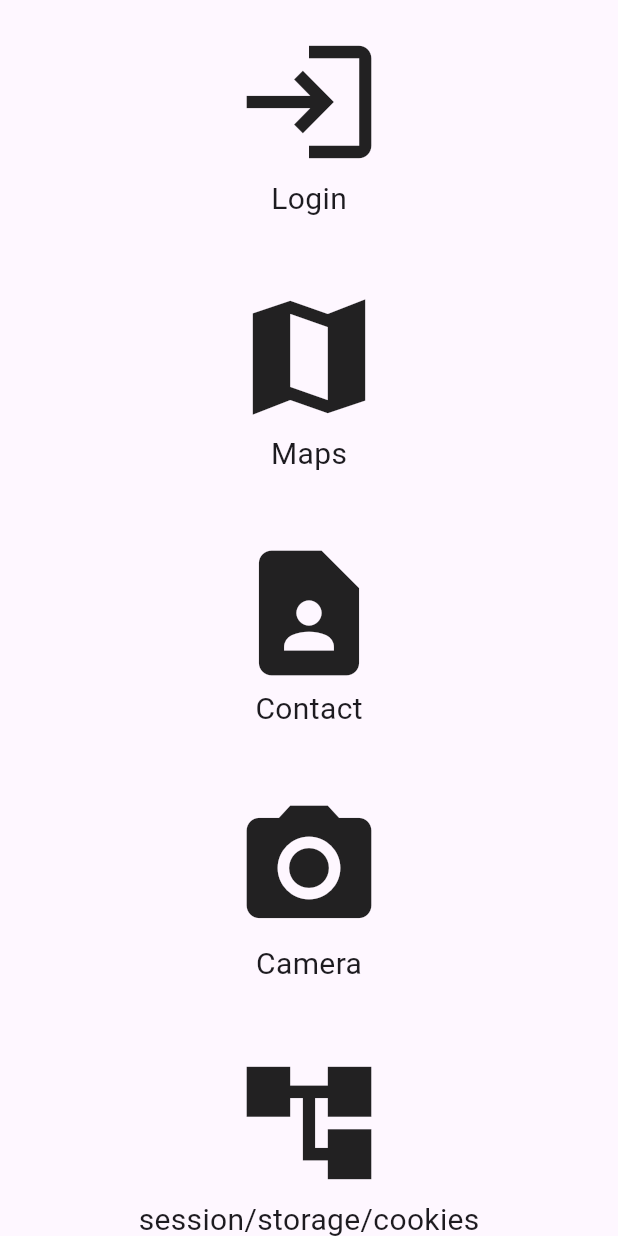
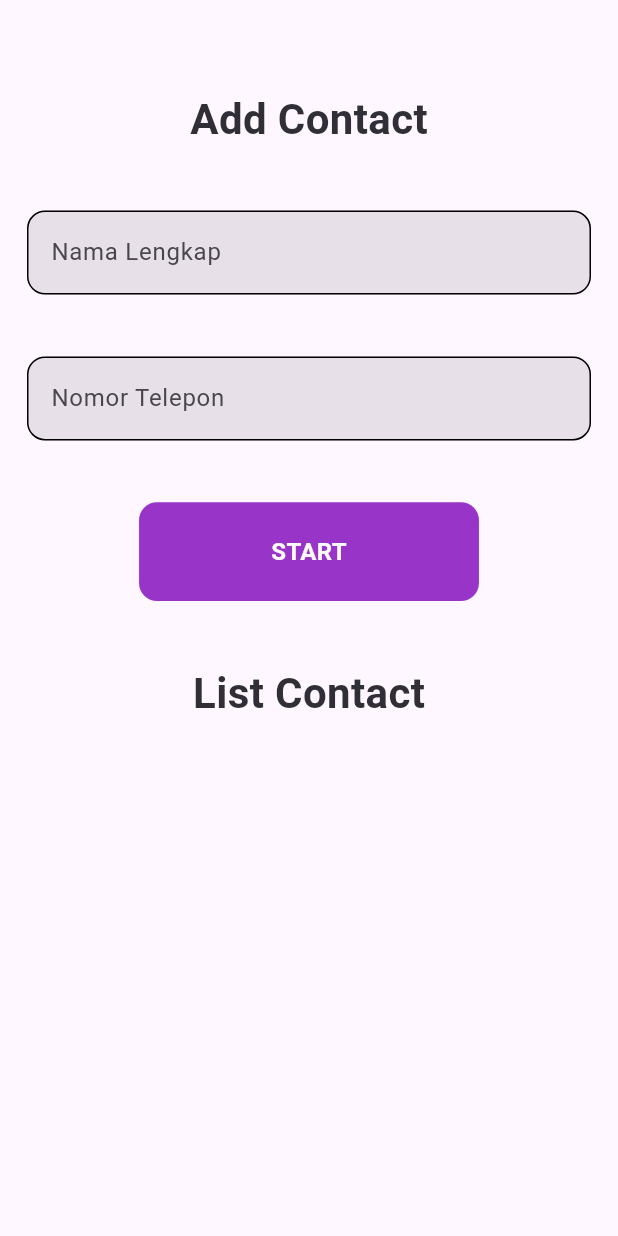
Before and after one commit to pandroe/test_2_pt_bionic, a Flutter app: the screen it shows after launch, on a phone screen of 412 x 824 dp. Run offline on Flutter 3.47's test engine with Material 3 defaults, Android fonts, the phone set to English and light mode, and no system bars; our stand-ins replace line_icons.

Commit message:
create feature add contact

```diff
--- a/lib/main.dart
+++ b/lib/main.dart
@@ -1,5 +1,5 @@
 import 'package:flutter/material.dart';
-import 'package:test_dua_pt_bionic/home_screen/views/home_screen.dart';
+import 'package:test_dua_pt_bionic/views/contact_screen/views/add_contact_screen.dart';
 
 void main() {
   runApp(const MyApp());
@@ -18,7 +18,7 @@
         colorScheme: ColorScheme.fromSeed(seedColor: Colors.deepPurple),
         useMaterial3: true,
       ),
-      home: HomeScreen(),
+      home: AddContactScreen(),
     );
   }
 }
--- /dev/null
+++ b/lib/views/contact_screen/views/add_contact_screen.dart
@@ -0,0 +1,129 @@
+import 'package:flutter/material.dart';
+import 'package:test_dua_pt_bionic/utils/constant.dart';
+import 'package:test_dua_pt_bionic/widgets/custom_field_form_widgets.dart';
+
+class Contact {
+  String fullName;
+  String phoneNumber;
+
+  Contact({required this.fullName, required this.phoneNumber});
+}
+
+class AddContactScreen extends StatefulWidget {
+  const AddContactScreen({Key? key}) : super(key: key);
+
+  @override
+  State<AddContactScreen> createState() => _AddContactScreenState();
+}
+
+class _AddContactScreenState extends State<AddContactScreen> {
+  GlobalKey<FormState> _formKey = GlobalKey<FormState>();
+  TextEditingController? _fullName = TextEditingController();
+  TextEditingController? _numberPhone = TextEditingController();
+
+  List<Contact> contacts = [];
+
+  @override
+  Widget build(BuildContext context) {
+    Constant constant = Constant(context);
+
+    void _submitForm() {
+      if (_formKey.currentState!.validate()) {
+        Contact newContact = Contact(
+          fullName: _fullName!.text,
+          phoneNumber: _numberPhone!.text,
+        );
+
+        setState(() {
+          contacts.add(newContact);
+          _fullName!.clear();
+          _numberPhone!.clear();
+        });
+      }
+    }
+
+    return Scaffold(
+      body: Padding(
+        padding: const EdgeInsets.all(18.0),
+        child: Form(
+          key: _formKey,
+          child: Column(
+            children: [
+              SizedBox(
+                height: constant.size.height * 0.050,
+              ),
+              Text(
+                'Add Contact',
+                style: TextStyle(
+                  fontSize: Constant.fontExtraBig,
+                  fontWeight: FontWeight.bold,
+                  color: Color(Constant.blackColorLight),
+                ),
+              ),
+              SizedBox(
+                height: constant.size.height * 0.050,
+              ),
+              CustomTextFormFieldWidgets(
+                hintText: 'Nama Lengkap',
+                controller: _fullName,
+              ),
+              SizedBox(
+                height: constant.size.height * 0.050,
+              ),
+              CustomTextFormFieldWidgets(
+                hintText: 'Nomor Telepon',
+                controller: _numberPhone,
+              ),
+              SizedBox(
+                height: constant.size.height * 0.050,
+              ),
+              Container(
+                decoration: BoxDecoration(
+                  color: Color(Constant.purpleColorLight),
+                  borderRadius: BorderRadius.circular(12.0),
+                ),
+                height: constant.size.height * 0.080,
+                width: constant.size.width * 0.550,
+                child: GestureDetector(
+                  onTap: _submitForm,
+                  child: Center(
+                    child: Text(
+                      'Start'.toUpperCase(),
+                      style: TextStyle(
+                        fontSize: Constant.fontSemiRegular,
+                        fontWeight: FontWeight.bold,
+                        color: Color(Constant.whiteColorBase),
+                      ),
+                    ),
+                  ),
+                ),
+              ),
+              SizedBox(
+                height: constant.size.height * 0.050,
+              ),
+              Text(
+                'List Contact',
+                style: TextStyle(
+                  fontSize: Constant.fontExtraBig,
+                  fontWeight: FontWeight.bold,
+                  color: Color(Constant.blackColorLight),
+                ),
+              ),
+              Expanded(
+                child: ListView.builder(
+                  itemCount: contacts.length,
+                  itemBuilder: (context, index) {
+                    return ListTile(
+                      title: Text(contacts[index].fullName),
+                      subtitle: Text(contacts[index].phoneNumber),
+                    );
+                  },
+                ),
+              ),
+            ],
+          ),
+        ),
+      ),
+    );
+  }
+}
--- /dev/null
+++ b/lib/views/contact_screen/views/detail_contact_screen.dart
@@ -0,0 +1,15 @@
+import 'package:flutter/material.dart';
+
+class DetailContactScreen extends StatefulWidget {
+  const DetailContactScreen({super.key});
+
+  @override
+  State<DetailContactScreen> createState() => _DetailContactScreenState();
+}
+
+class _DetailContactScreenState extends State<DetailContactScreen> {
+  @override
+  Widget build(BuildContext context) {
+    return Scaffold();
+  }
+}
--- /dev/null
+++ b/lib/widgets/custom_field_form_widgets.dart
@@ -0,0 +1,55 @@
+import 'package:flutter/material.dart';
+import 'package:line_icons/line_icons.dart';
+
+class CustomTextFormFieldWidgets extends StatelessWidget {
+  final String hintText;
+  final bool isPassword;
+  final bool isPasswordHide;
+  final VoidCallback? onTap;
+  final TextEditingController? controller;
+  final String? Function(String?)? validator;
+
+  const CustomTextFormFieldWidgets({
+    required this.hintText,
+    this.isPassword = false,
+    this.isPasswordHide = true,
+    this.onTap,
+    this.validator,
+    this.controller,
+  });
+
+  @override
+  Widget build(BuildContext context) {
+    final inputDecoration = InputDecoration(
+      suffixIcon: isPassword
+          ? GestureDetector(
+              child: Icon(
+                isPasswordHide ? LineIcons.eyeSlash : LineIcons.eye,
+                // color: Color(Constant.grayColorNetralDark),
+              ),
+              onTap: onTap,
+            )
+          : null,
+      hintText: hintText,
+      // hintStyle: TextStyle(color: Color(Constant.grayColorNetralDark)),
+      // fillColor: Color(Constant.blackColorTextFormField),
+      filled: true,
+      enabledBorder: OutlineInputBorder(
+        borderRadius: BorderRadius.circular(12.0),
+        // borderSide: BorderSide(color: Color(Constant.blackColorborderSide)),
+      ),
+      focusedBorder: OutlineInputBorder(
+        borderRadius: BorderRadius.circular(12.0),
+        // borderSide: BorderSide(color: Color(Constant.blackColorborderSide)),
+      ),
+    );
+
+    return TextFormField(
+      validator: validator,
+      controller: controller,
+      obscureText: isPassword && isPasswordHide,
+      decoration: inputDecoration,
+      // style: const TextStyle(color: Color(Constant.witheColorNetral)),
+    );
+  }
+}
```
Also changed, not shown: pubspec.yaml (+3 -16 lines), lib/views/home_screen/views/home_screen.dart (renamed from lib/home_screen/views/home_screen.dart), pubspec.lock, 1 other file.
